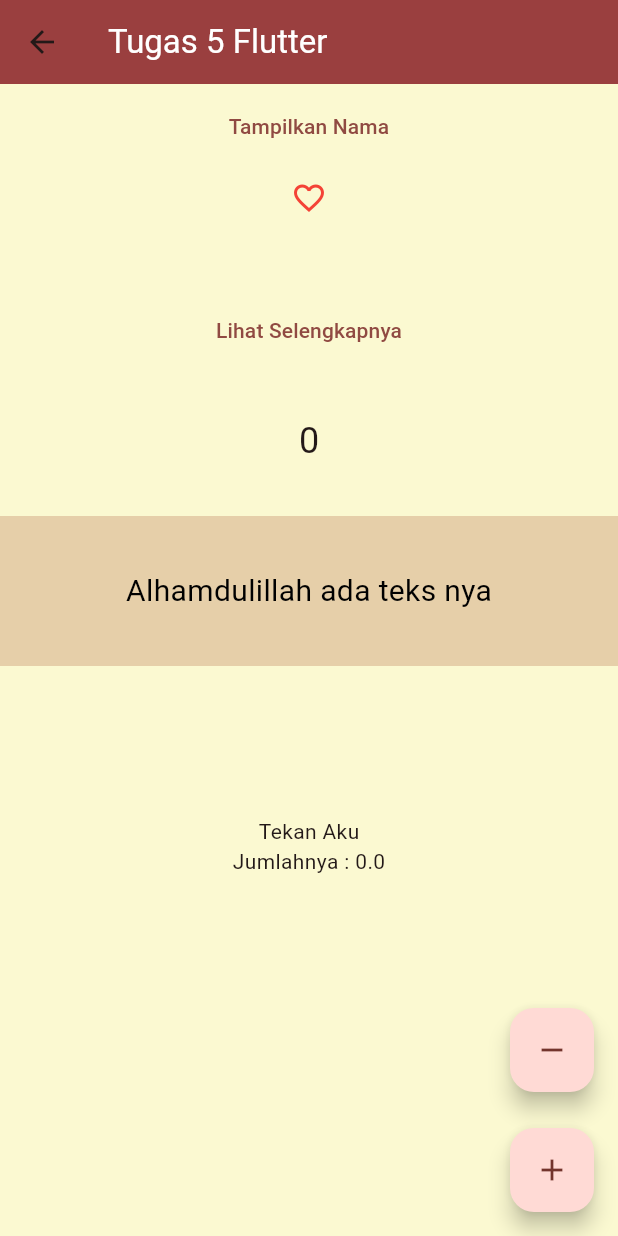
After one commit to tirsna/ppkd_batch_4, a Flutter app: the Tugas7 screen opened directly, on a phone screen of 412 x 824 dp. The commit adds this screen. Run offline on Flutter 3.47's test engine with Material 3 defaults, Android fonts, the phone set to English and light mode, and no system bars.

Commit message:
tugas5.dart

```diff
--- a/lib/main.dart
+++ b/lib/main.dart
@@ -1,6 +1,8 @@
 import 'package:flutter/material.dart';
+import 'package:ppkd_batch_4/tes.dart';
 //import 'package:ppkd_batch_4/tugas2.dart';
-import 'package:ppkd_batch_4/tugas4.dart';
+import 'package:ppkd_batch_4/tugas5.dart';
+//import 'package:ppkd_batch_4/tugas5.dart';
 
 void main() {
   runApp(const MyApp());
@@ -32,7 +34,7 @@ class MyApp extends StatelessWidget {
         // tested with just a hot reload.
         colorScheme: ColorScheme.fromSeed(seedColor: Colors.red),
       ),
-      home: Tugas4(),
+      home: Tugas5(),
     );
   }
 }
--- /dev/null
+++ b/lib/tes.dart
@@ -0,0 +1,172 @@
+import 'package:flutter/material.dart';
+
+class Tugas7 extends StatefulWidget {
+  const Tugas7({super.key});
+
+  @override
+  State<Tugas7> createState() => _Tugas7State();
+}
+
+class _Tugas7State extends State<Tugas7> {
+  bool showName = false;
+  bool showFavorite = false;
+  bool showAll = false;
+  num counter = 0;
+  bool showKotak = false;
+  double counter1 = 0;
+  @override
+  Widget build(BuildContext context) {
+    return Scaffold(
+      floatingActionButton: Column(
+        spacing: 24,
+        mainAxisAlignment: MainAxisAlignment.end,
+        children: [
+          FloatingActionButton(
+            onPressed: () {
+              setState(() {
+                counter--;
+              });
+            },
+            child: Icon(Icons.remove),
+          ),
+          FloatingActionButton(
+            onPressed: () {
+              setState(() {
+                counter++;
+              });
+            },
+            child: Icon(Icons.add),
+          ),
+        ],
+      ),
+      backgroundColor: const Color(0xffFBF9D1),
+      appBar: AppBar(
+        title: Text(
+          "Tugas 5 Flutter",
+          style: TextStyle(color: Color.fromARGB(255, 255, 255, 255)),
+        ),
+        backgroundColor: Color(0xff9A3F3F),
+      ),
+      body: SingleChildScrollView(
+        scrollDirection: Axis.vertical,
+        child: Column(
+          mainAxisAlignment: MainAxisAlignment.center,
+          children: [
+            if (showName) ...[
+              Text(
+                "Yoga Perdana Ferdiansyah",
+                style: TextStyle(
+                  fontSize: 24,
+                  fontWeight: FontWeight.bold,
+                  color: const Color.fromARGB(255, 0, 0, 0),
+                ),
+              ),
+              SizedBox(height: 4),
+              TextButton(
+                onPressed: () {
+                  print("Tampilkan Nama : $showName");
+                  showName = !showName;
+                  setState(() {});
+                },
+                child: Text(showName ? "Sembunyikan Nama" : "Tampilkan Nama"),
+              ),
+            ] else ...[
+              SizedBox(height: 4),
+              TextButton(
+                onPressed: () {
+                  print("Tampilkan Nama : $showName");
+                  showName = !showName;
+                  setState(() {});
+                },
+                child: Text(showName ? "Sembunyikan Nama" : "Tampilkan Nama"),
+              ),
+            ],
+            IconButton(
+              onPressed: () {
+                showFavorite = !showFavorite;
+                setState(() {});
+              },
+              icon: Icon(
+                showFavorite ? Icons.favorite : Icons.favorite_border_outlined,
+                color: Colors.red,
+              ),
+            ),
+            Text(showFavorite ? "Disukai" : " "),
+            SizedBox(
+              child: Column(
+                children: [
+                  Text(
+                    showAll
+                        ? 'inilsjdksjdgkjhsbkgjhbsd skhfdbgkhsfkhbsdkghjbsdkgjhsbdkdf sfglnsdgnsjdfngsfg sdfkjhsdfjlhsdf'
+                        : '    ',
+                    maxLines: 3,
+                  ),
+                  TextButton(
+                    onPressed: () {
+                      showAll = !showAll;
+                      setState(() {});
+                    },
+                    child: Text('Lihat Selengkapnya'),
+                  ),
+                ],
+              ),
+            ),
+            SizedBox(
+              width: double.infinity,
+              height: 100,
+              child: Center(
+                child: Text(counter.toString(), style: TextStyle(fontSize: 24)),
+              ),
+            ),
+
+            InkWell(
+              onTap: () {
+                print('Kotak Sentuh');
+                setState(() {
+                  showKotak = !showKotak;
+                });
+              },
+              child: Container(
+                width: double.infinity,
+                height: 100,
+                color: Color(0xffE6CFA9),
+                child: Center(
+                  child: Text(
+                    showKotak ? '  ' : 'Alhamdulillah ada teks nya',
+                    style: TextStyle(
+                      color: Color.fromARGB(255, 0, 0, 0),
+                      fontSize: 20,
+                    ),
+                  ),
+                ),
+              ),
+            ),
+            SizedBox(height: 100),
+            GestureDetector(
+              onDoubleTap: () {
+                print('Ditekan dua kali');
+                setState(() {
+                  counter1 += 2;
+                });
+              },
+              onLongPress: () {
+                print('Tahan Lama');
+                setState(() {
+                  counter1 += 3;
+                });
+              },
+              onTap: () {
+                print('ditekan sekali');
+                setState(() {
+                  counter1++;
+                });
+              },
+              child: Text('Tekan Aku'),
+            ),
+            Center(child: Text('Jumlahnya : $counter1')),
+          ],
+        ),
+      ),
+    );
+  }
+}
```
Also changed, not shown: lib/tugas5.dart (added, +150 -0 lines).
